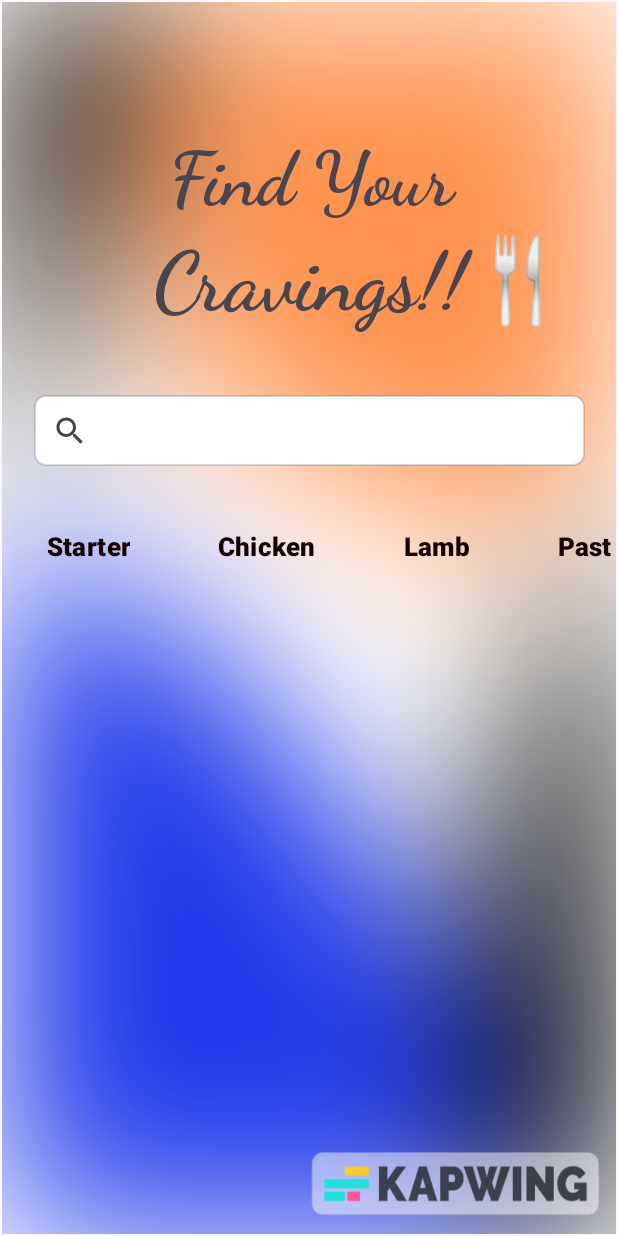
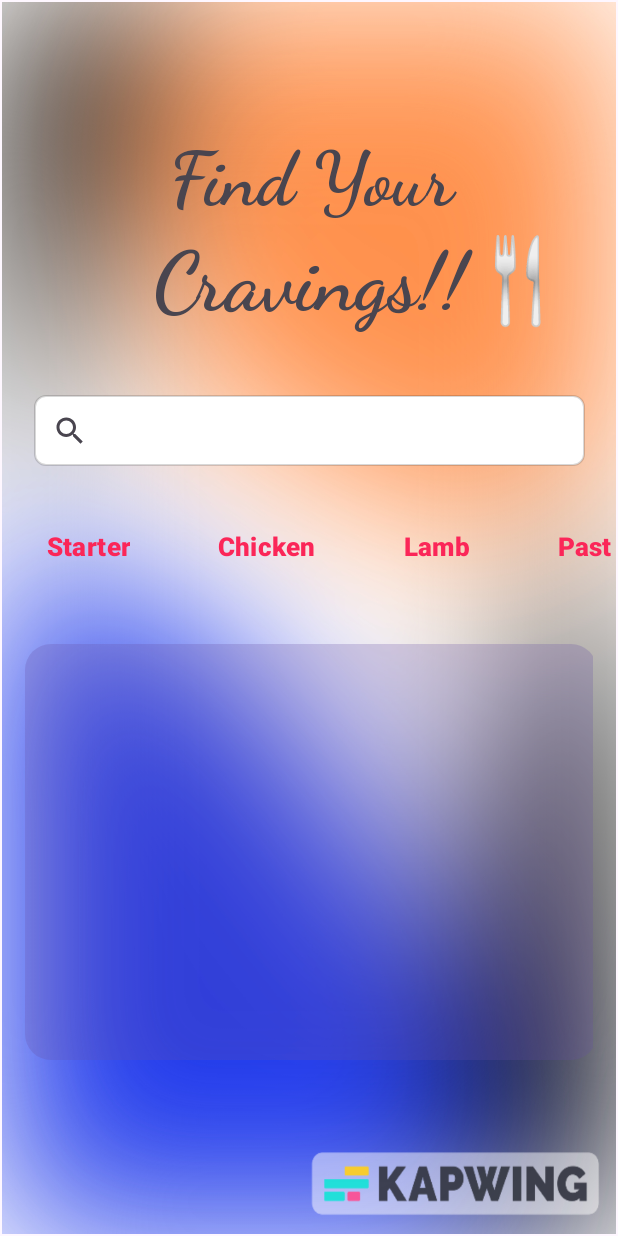
Before and after one commit to Kshitiz-Mhto/FoodieHub, an Android app: the DashboardFragment screen opened through its navigation route, on a phone screen of 412 x 824 dp. Run offline under Robolectric (Android 15) with nearby library versions, the phone set to English and light mode, and no system bars; pictures from the network do not load.

Commit message:
added additional assets

```diff
--- a/app/src/main/res/layout/fragment_dashboard.xml
+++ b/app/src/main/res/layout/fragment_dashboard.xml
@@ -87,7 +87,8 @@
                 android:layout_weight="1"
                 android:background="@android:color/transparent"
                 android:text="Starter"
-                android:textColor="#130101"
+                android:textAlignment="center"
+                android:textColor="#FB2658"
                 android:textSize="17sp"
                 android:textStyle="bold" />
 
@@ -99,7 +100,8 @@
                 android:layout_weight="1"
                 android:background="@android:color/transparent"
                 android:text="Chicken"
-                android:textColor="#130101"
+                android:textAlignment="center"
+                android:textColor="#FB2658"
                 android:textSize="17sp"
                 android:textStyle="bold" />
 
@@ -111,7 +113,8 @@
                 android:layout_weight="1"
                 android:background="@android:color/transparent"
                 android:text="Lamb"
-                android:textColor="#130101"
+                android:textAlignment="center"
+                android:textColor="#FB2658"
                 android:textSize="17sp"
                 android:textStyle="bold" />
 
@@ -123,7 +126,8 @@
                 android:layout_weight="1"
                 android:background="@android:color/transparent"
                 android:text="Pasta"
-                android:textColor="#130101"
+                android:textAlignment="center"
+                android:textColor="#FB2658"
                 android:textSize="17sp"
                 android:textStyle="bold" />
 
@@ -135,7 +139,8 @@
                 android:layout_weight="1"
                 android:background="@android:color/transparent"
                 android:text="Pork"
-                android:textColor="#130101"
+                android:textAlignment="center"
+                android:textColor="#FB2658"
                 android:textSize="17sp"
                 android:textStyle="bold" />
 
@@ -147,7 +152,8 @@
                 android:layout_weight="1"
                 android:background="@android:color/transparent"
                 android:text="Seafood"
-                android:textColor="#130101"
+                android:textAlignment="center"
+                android:textColor="#FB2658"
                 android:textSize="17sp"
                 android:textStyle="bold" />
 
@@ -159,7 +165,8 @@
                 android:layout_weight="1"
                 android:background="@android:color/transparent"
                 android:text="Sides"
-                android:textColor="#130101"
+                android:textAlignment="center"
+                android:textColor="#FB2658"
                 android:textSize="17sp"
                 android:textStyle="bold" />
 
@@ -171,7 +178,8 @@
                 android:layout_weight="1"
                 android:background="@android:color/transparent"
                 android:text="Beef"
-                android:textColor="#130101"
+                android:textAlignment="center"
+                android:textColor="#FB2658"
                 android:textSize="17sp"
                 android:textStyle="bold" />
 
@@ -183,7 +191,8 @@
                 android:layout_weight="1"
                 android:background="@android:color/transparent"
                 android:text="Vegan"
-                android:textColor="#130101"
+                android:textAlignment="center"
+                android:textColor="#FB2658"
                 android:textSize="17sp"
                 android:textStyle="bold" />
 
@@ -195,7 +204,8 @@
                 android:layout_weight="1"
                 android:background="@android:color/transparent"
                 android:text="Vegetarian"
-                android:textColor="#130101"
+                android:textAlignment="center"
+                android:textColor="#FB2658"
                 android:textSize="17sp"
                 android:textStyle="bold" />
 
@@ -207,7 +217,8 @@
                 android:layout_weight="1"
                 android:background="@android:color/transparent"
                 android:text="Breakfast"
-                android:textColor="#130101"
+                android:textAlignment="center"
+                android:textColor="#FB2658"
                 android:textSize="17sp"
                 android:textStyle="bold" />
 
@@ -219,7 +230,8 @@
                 android:layout_weight="1"
                 android:background="@android:color/transparent"
                 android:text="Goat"
-                android:textColor="#130101"
+                android:textAlignment="center"
+                android:textColor="#FB2658"
                 android:textSize="17sp"
                 android:textStyle="bold" />
 
@@ -230,7 +242,8 @@
                 android:layout_weight="1"
                 android:background="@android:color/transparent"
                 android:text="Dessert"
-                android:textColor="#130101"
+                android:textAlignment="center"
+                android:textColor="#FB2658"
                 android:textSize="17sp"
                 android:textStyle="bold" />
 
@@ -240,12 +253,48 @@
                 android:layout_height="wrap_content"
                 android:layout_margin="5dp"
                 android:layout_weight="1"
+                android:textAlignment="center"
                 android:background="@android:color/transparent"
                 android:text="Miscellaneous"
-                android:textColor="#130101"
+                android:textColor="#FB2658"
                 android:textSize="17sp"
                 android:textStyle="bold" />
         </LinearLayout>
     </HorizontalScrollView>
 
+    <HorizontalScrollView
+        android:layout_width="0dp"
+        android:layout_height="285dp"
+        android:layout_margin="15dp"
+        android:layout_marginStart="30dp"
+        android:scrollbars="none"
+        app:layout_constraintBottom_toBottomOf="parent"
+        app:layout_constraintEnd_toEndOf="parent"
+        app:layout_constraintHorizontal_bias="0.0"
+        app:layout_constraintStart_toStartOf="parent"
+        app:layout_constraintTop_toBottomOf="@+id/horizontalScrollView"
+        app:layout_constraintVertical_bias="0.0">
+
+        <androidx.constraintlayout.widget.ConstraintLayout
+            android:id="@+id/linearLayout"
+            android:layout_width="380dp"
+            android:layout_height="match_parent"
+            tools:layout_editor_absoluteX="1dp">
+
+            <Button
+                android:id="@+id/food1"
+                android:layout_width="381dp"
+                android:layout_height="285dp"
+                android:alpha="0.25"
+                android:color="#DDFAFAFB"
+                app:cornerRadius="17dp"
+                app:layout_constraintBottom_toBottomOf="parent"
+                app:layout_constraintEnd_toEndOf="parent"
+                app:layout_constraintHorizontal_bias="1.0"
+                app:layout_constraintStart_toStartOf="parent"
+                app:layout_constraintTop_toTopOf="parent"
+                app:layout_constraintVertical_bias="0.0" />
+        </androidx.constraintlayout.widget.ConstraintLayout>
+    </HorizontalScrollView>
+
 </androidx.constraintlayout.widget.ConstraintLayout>
--- a/app/src/main/res/layout/fragment_home.xml
+++ b/app/src/main/res/layout/fragment_home.xml
@@ -13,21 +13,23 @@
 
     <Button
         android:id="@+id/btn_home"
-        android:layout_width="289dp"
-        android:layout_height="77dp"
+        android:layout_width="291dp"
+        android:layout_height="60dp"
+        android:background="@drawable/home_button"
         android:clickable="true"
         android:elevation="8dp"
+        android:fontFamily="cursive"
         android:text="Are you Hungry 😋"
         android:textAlignment="center"
         android:textColor="#DFCC1E"
-        android:textSize="27sp"
+        android:textSize="30sp"
         app:cornerRadius="12dp"
-        android:background="@drawable/home_button"
         app:layout_constraintBottom_toBottomOf="parent"
         app:layout_constraintEnd_toEndOf="parent"
+        app:layout_constraintHorizontal_bias="0.495"
         app:layout_constraintStart_toStartOf="parent"
         app:layout_constraintTop_toTopOf="parent"
-        app:layout_constraintVertical_bias="0.91" />
+        app:layout_constraintVertical_bias="0.908" />
 
 
 </androidx.constraintlayout.widget.ConstraintLayout>
```
Also changed, not shown: app/src/main/res/drawable/food_button_bg.png (added), app/src/main/res/drawable/hungry.png (added).
